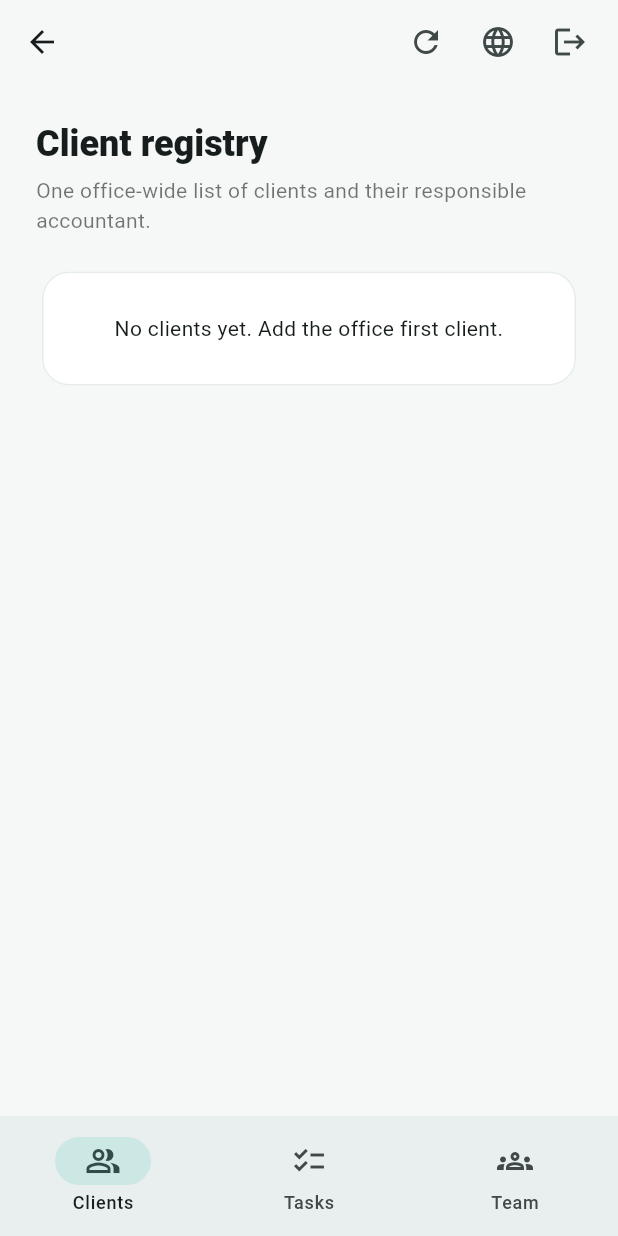
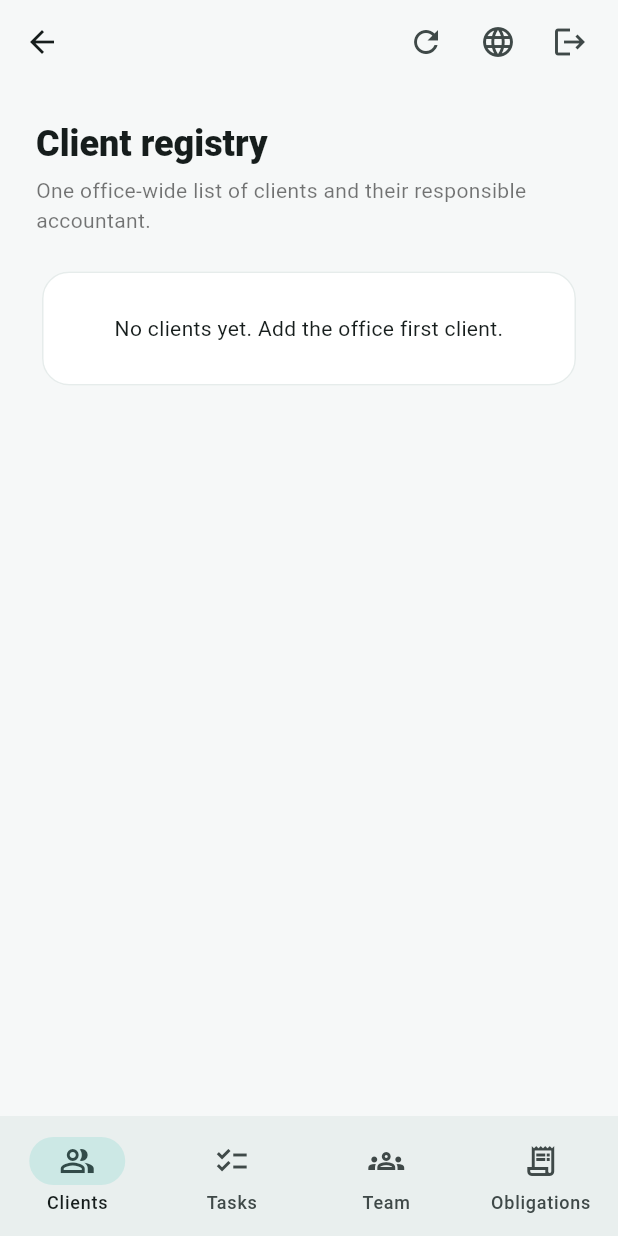
Before and after one commit to gouresamhabib-jpg/Tax---os, a Flutter app: the SupabaseWorkspacePage screen opened directly with empty values, on a phone screen of 412 x 824 dp. Run offline on Flutter 3.47's test engine with Material 3 defaults, Android fonts, the phone set to English and light mode, and no system bars; our stand-ins replace material_ui, supabase_flutter; accounts and stored records are empty; network calls fail.

Commit message:
feat(flutter): add tax obligations workspace navigation

```diff
--- a/Tax - OS/apps/mobile/lib/features/workspace/supabase_workspace_page.dart
+++ b/Tax - OS/apps/mobile/lib/features/workspace/supabase_workspace_page.dart
@@ -2,6 +2,7 @@ import 'package:material_ui/material_ui.dart';
 import 'package:supabase_flutter/supabase_flutter.dart';
 
 import '../../core/config/app_environment.dart';
+import 'tax_obligations_panel.dart';
 
 class SupabaseWorkspacePage extends StatefulWidget {
   const SupabaseWorkspacePage({
@@ -122,6 +123,7 @@ class _SupabaseWorkspacePageState extends State<SupabaseWorkspacePage> {
       NavigationDestination(icon: const Icon(Icons.people_alt_outlined), label: tr('العملاء', 'Clients')),
       NavigationDestination(icon: const Icon(Icons.checklist_outlined), label: tr('المهام', 'Tasks')),
       NavigationDestination(icon: const Icon(Icons.groups_outlined), label: tr('الفريق', 'Team')),
+      NavigationDestination(icon: const Icon(Icons.receipt_long_outlined), label: tr('الالتزامات', 'Obligations')),
     ];
     return Scaffold(
       appBar: AppBar(
@@ -169,6 +171,12 @@ class _SupabaseWorkspacePageState extends State<SupabaseWorkspacePage> {
                   onStatusChanged: _changeTaskStatus,
                 ),
                 _TeamPanel(locale: widget.locale, membersFuture: _membersFuture),
+                TaxObligationsPanel(
+                  locale: widget.locale,
+                  firmId: widget.firmId,
+                  membershipId: widget.membershipId,
+                  canManage: _canManage,
+                ),
               ],
             ),
           ),
```
